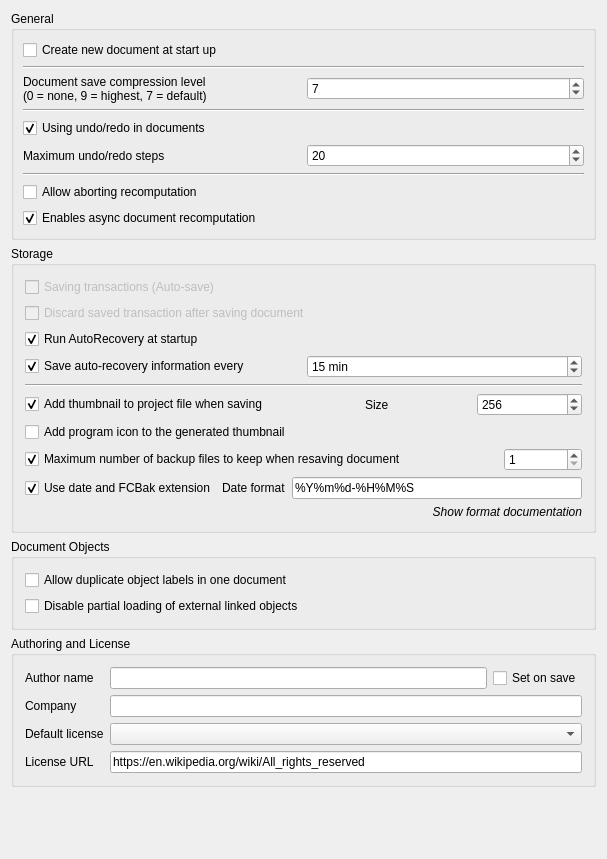
Before: the Qt Designer form src/Gui/PreferencePages/DlgSettingsDocument.ui in tigert/TigertCAD, drawn with Qt 5.
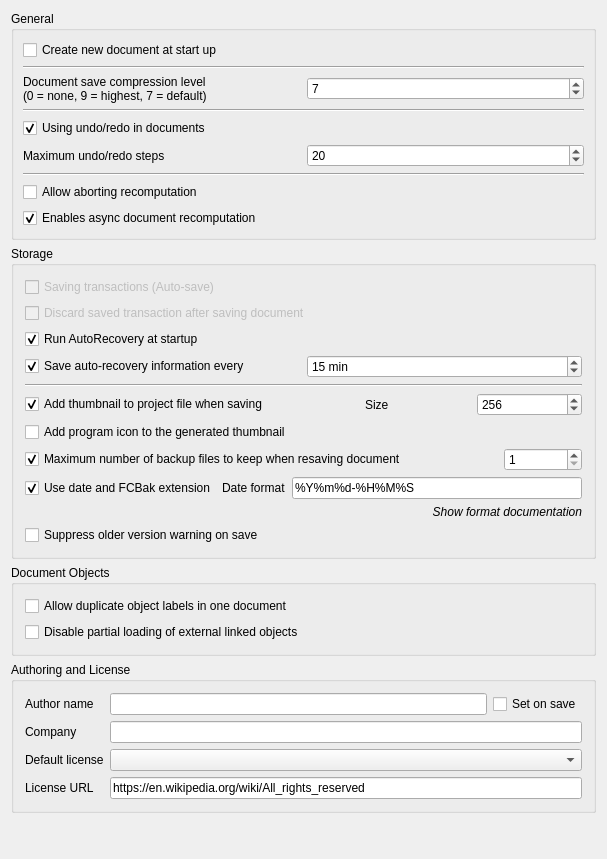
After: the same form once the commit is applied. Custom widgets are drawn as their Qt base class.

Commit message:
Core: Add version warning dialog and preference
Added a warning dialog when saving files created with older FreeCAD
versions. Introduced a preference to disable this warning.

Diff of the .ui file:
```diff
--- a/src/Gui/PreferencePages/DlgSettingsDocument.ui
+++ b/src/Gui/PreferencePages/DlgSettingsDocument.ui
@@ -584,6 +584,25 @@
         </item>
        </layout>
       </item>
+      <item row="10" column="0">
+       <widget class="Gui::PrefCheckBox" name="prefDisableVersionCheckOnSave">
+        <property name="toolTip">
+         <string>Suppresses the version mismatch warning when saving files created with an older FreeCAD version</string>
+        </property>
+        <property name="text">
+         <string>Suppress older version warning on save</string>
+        </property>
+        <property name="checked">
+         <bool>false</bool>
+        </property>
+        <property name="prefEntry" stdset="0">
+         <cstring>DisableVersionCheckOnSave</cstring>
+        </property>
+        <property name="prefPath" stdset="0">
+         <cstring>Document</cstring>
+        </property>
+       </widget>
+      </item>
      </layout>
     </widget>
    </item>
```
The commit also changes 3 other files.
